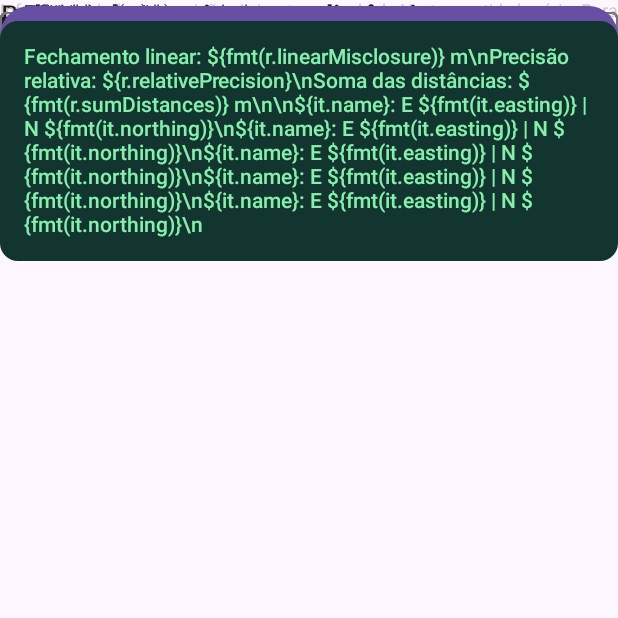
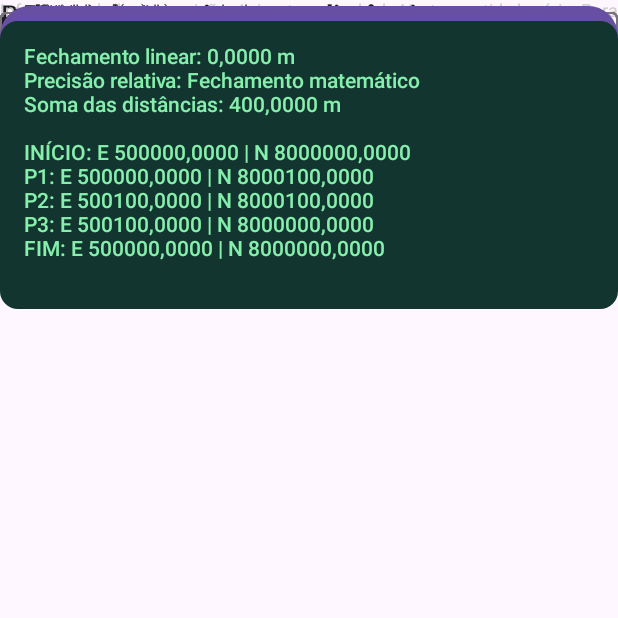
Before and after one commit to danielaureliodacruz8-spec/topografia-, an Android app built with Jetpack Compose: the composable TraverseCalculator shown on its own in the app's theme, after a tap on "CALCULAR E COMPENSAR", on a phone screen of 412 x 824 dp, the top half of it. Run offline under Robolectric (Android 15) with nearby library versions, the phone set to English and light mode, and no system bars.

Commit message:
Fix traverse calculator string formatting

```diff
--- a/app/src/main/java/br/com/topoia/MainActivity.kt
+++ b/app/src/main/java/br/com/topoia/MainActivity.kt
@@ -514,18 +514,18 @@ private fun TraverseCalculator() {
             val sn = parse(startN) ?: error("N inicial inválido.")
             val ee = parse(endE) ?: error("E final inválido.")
             val en = parse(endN) ?: error("N final inválido.")
-            val sides = ds.indices.map { PoligonalCalculations.Side("P\${it + 1}", ds[it], az[it]) }
+            val sides = ds.indices.map { PoligonalCalculations.Side("P${it + 1}", ds[it], az[it]) }
             val r = PoligonalCalculations.bowditch(
                 PoligonalCalculations.Coordinate("INÍCIO",se,sn),sides,
                 PoligonalCalculations.Coordinate("FIM",ee,en)
             )
             buildString {
-                append("Fechamento linear: \${fmt(r.linearMisclosure)} m\\n")
-                append("Precisão relativa: \${r.relativePrecision}\\n")
-                append("Soma das distâncias: \${fmt(r.sumDistances)} m\\n\\n")
-                r.coordinates.forEach { append("\${it.name}: E \${fmt(it.easting)} | N \${fmt(it.northing)}\\n") }
+                append("Fechamento linear: ${fmt(r.linearMisclosure)} m\n")
+                append("Precisão relativa: ${r.relativePrecision}\n")
+                append("Soma das distâncias: ${fmt(r.sumDistances)} m\n\n")
+                r.coordinates.forEach { append("${it.name}: E ${fmt(it.easting)} | N ${fmt(it.northing)}\n") }
             }
-        }.getOrElse { "Erro: \${it.message}" }
+        }.getOrElse { "Erro: ${it.message}" }
     }, modifier = Modifier.fillMaxWidth()) { Text("CALCULAR E COMPENSAR") }
     result?.let { ResultCard(it) }
 }
```
